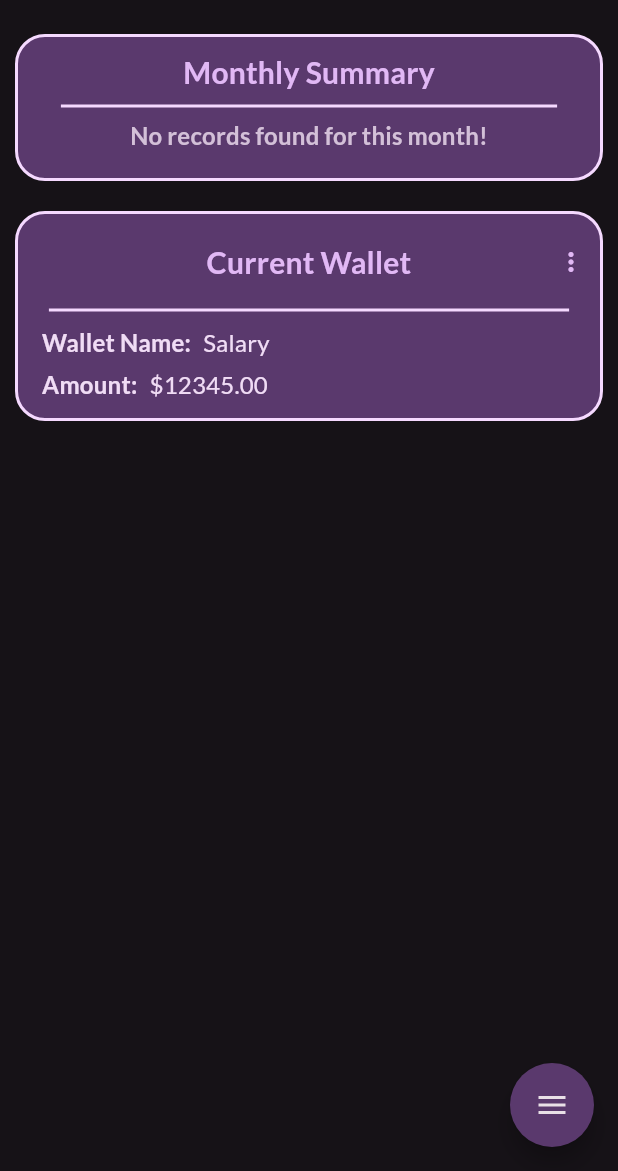
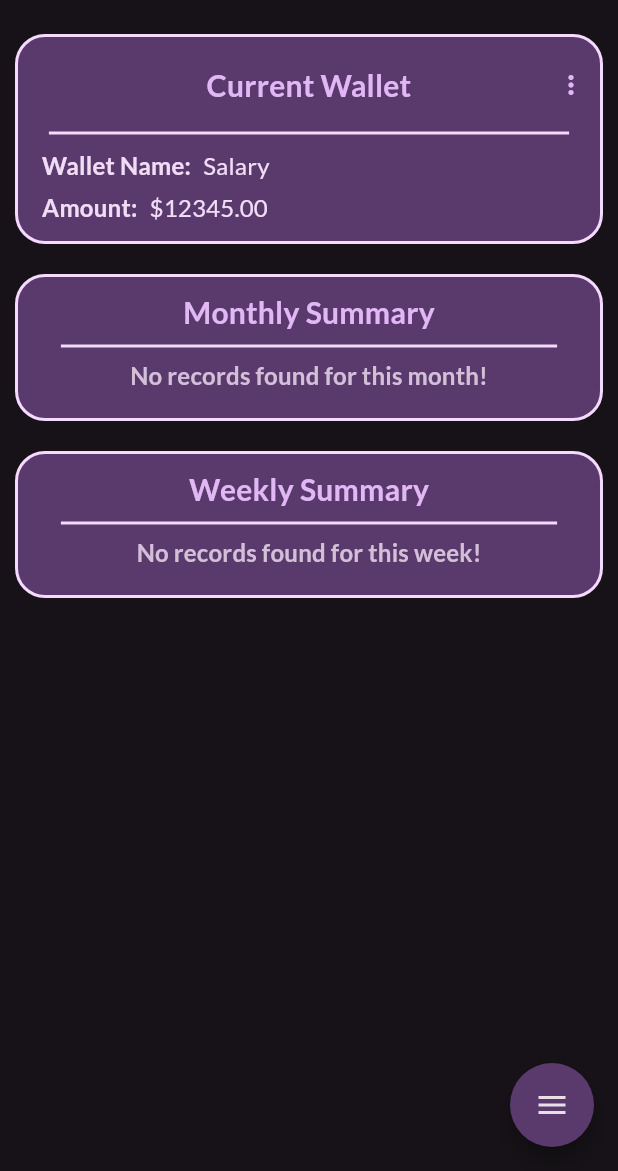
Before and after one commit to Lucho3/expenses_tracker_tu, a Flutter app: the screen it shows after launch, on a phone screen of 412 x 824 dp, the part 65-1236 px from its top. Run offline on Flutter 3.47's test engine with Material 3 defaults, Android fonts, the phone set to English and light mode, and no system bars; drawn by our look-alikes of flutter_speed_dial; our stand-ins replace flutter_riverpod, google_fonts, syncfusion_flutter_charts; generated files the repository leaves out were written again.

Commit message:
Added the last chart

```diff
--- a/lib/l10n/app_bg.arb
+++ b/lib/l10n/app_bg.arb
@@ -55,8 +55,8 @@
   "transactionCompleted": "Транзакцията е Завършена",
   "transferInstructions": "Транзакцията е от портфейл едно към портфейл две! Ако няма достатъчно средства, транзакцията не може да бъде завършена!",
   "monthlySummary": "Месечен Отчет",
+  "weeklySummary": "Седмичен Отчет",
   "total": "Всичко",
-  "noRecords": "Няма записи от този месец!"
-
-
+  "noRecordsMonth": "Няма записи от този месец!",
+  "noRecordsWeek": "Няма записи от тази седмица!"
 }
--- a/lib/l10n/app_en.arb
+++ b/lib/l10n/app_en.arb
@@ -223,12 +223,20 @@
   "@monthlySummary": {
     "description": "Summary for the monthly chart"
   },
+  "weeklySummary": "Weekly Summary",
+  "@weeklySummary": {
+    "description": "Summary for the weekly chart"
+  },
   "total": "Total",
   "@total": {
     "description": "The total result for the month label"
   },
-  "noRecords": "No records found for this month!",
-  "@noRecords": {
+  "noRecordsMonth": "No records found for this month!",
+  "@noRecordsMonth": {
+    "description": "No records found for this month label"
+  },
+  "noRecordsWeek": "No records found for this week!",
+  "@noRecordsWeek": {
     "description": "No records found for this month label"
   }
 
--- a/lib/screens/overview.dart
+++ b/lib/screens/overview.dart
@@ -1,6 +1,9 @@
+import 'package:expenses_tracker_tu/widgets/charts/chart_container.dart';
 import 'package:expenses_tracker_tu/widgets/charts/monthly_chart.dart';
+import 'package:expenses_tracker_tu/widgets/charts/weekly_chart.dart';
 import 'package:expenses_tracker_tu/widgets/wallets/wallet_displayer.dart';
 import 'package:flutter/material.dart';
+import 'package:flutter_gen/gen_l10n/app_localizations.dart';
 
 class OverviewScreen extends StatefulWidget {
   const OverviewScreen({super.key});
@@ -15,8 +18,18 @@ class _OverviewScreenState extends State<OverviewScreen> {
   @override
   Widget build(BuildContext context) {
     return Column(
-
-      children: [MyHomePage(), WalletsDisplayer()],
+      children: [
+        //TODO: Those are unconstraint vertical should be fixed
+        WalletsDisplayer(),
+        ChartMainContainer(
+          title: AppLocalizations.of(context)!.monthlySummary,
+          content: MonthlyChart(),
+        ),
+        ChartMainContainer(
+          title: AppLocalizations.of(context)!.weeklySummary,
+          content: WeeklyChart(),
+        ),
+      ],
     );
   }
 }
--- /dev/null
+++ b/lib/widgets/charts/chart_container.dart
@@ -0,0 +1,50 @@
+import 'package:flutter/material.dart';
+
+class ChartMainContainer extends StatelessWidget {
+  ChartMainContainer({Key? key, required this.content, required this.title}) : super(key: key);
+
+  final Widget content;
+  final String title;
+
+  @override
+  Widget build(BuildContext context) {
+    return Container(
+      width: MediaQuery.of(context).size.width,
+      padding: EdgeInsets.all(8),
+      margin: EdgeInsets.all(10),
+      decoration: BoxDecoration(
+        color: Theme.of(context).colorScheme.primaryContainer,
+        borderRadius: BorderRadius.circular(20.0),
+        border: Border.all(
+          width: 2.0,
+          color: Theme.of(context).colorScheme.onPrimaryContainer,
+        ),
+      ),
+      child: Padding(
+        padding: const EdgeInsets.only(bottom: 8.0),
+        child: Column(
+          children: [
+            Row(
+              mainAxisAlignment: MainAxisAlignment.center,
+              children: [
+                Text(title,
+                    textAlign: TextAlign.center,
+                    style: Theme.of(context).textTheme.titleMedium!.copyWith(
+                        color: Theme.of(context).colorScheme.primary,
+                        fontWeight: FontWeight.bold,
+                        fontSize: 20))
+              ],
+            ),
+            Divider(
+              color: Theme.of(context).colorScheme.onPrimaryContainer,
+              indent: MediaQuery.of(context).size.width * 0.05,
+              endIndent: MediaQuery.of(context).size.width * 0.05,
+              thickness: 2,
+            ),
+            content,
+          ],
+        ),
+      ),
+    );
+  }
+}
--- a/lib/widgets/charts/monthly_chart.dart
+++ b/lib/widgets/charts/monthly_chart.dart
@@ -1,34 +1,27 @@
 import 'package:expenses_tracker_tu/providers/expenses_provider.dart';
 import 'package:expenses_tracker_tu/providers/incomes_provider.dart';
-import 'package:flutter/cupertino.dart';
 import 'package:flutter/material.dart';
-import 'package:flutter/widgets.dart';
 import 'package:flutter_riverpod/flutter_riverpod.dart';
 import 'package:syncfusion_flutter_charts/charts.dart';
 import 'package:flutter_gen/gen_l10n/app_localizations.dart';
 import 'package:intl/intl.dart';
 
-class MyHomePage extends ConsumerStatefulWidget {
+class MonthlyChart extends ConsumerStatefulWidget {
   // ignore: prefer_const_constructors_in_immutables
-  MyHomePage({Key? key}) : super(key: key);
+  MonthlyChart({Key? key}) : super(key: key);
 
   @override
   _MyHomePageState createState() => _MyHomePageState();
 }
 
-class _MyHomePageState extends ConsumerState<MyHomePage> {
+class _MyHomePageState extends ConsumerState<MonthlyChart> {
   late List<_ChartData> data;
-
-  @override
-  void initState() {
-    super.initState();
-  }
 
   List<Widget> getChartData(List<_ChartData> data) {
     String formattedDate = DateFormat('MMMM yyyy').format(DateTime.now());
     final double allIncome = data.where((d) => d.x == "Income").first.y;
     final double allExpense = data.where((d) => d.x == "Expense").first.y;
-    final double total = allIncome-allExpense;
+    final double total = allIncome - allExpense;
     return [
       Row(
         mainAxisAlignment: MainAxisAlignment.start,
@@ -51,15 +44,16 @@ class _MyHomePageState extends ConsumerState<MyHomePage> {
           SizedBox(
             height: MediaQuery.of(context).size.width * 0.25,
             width: MediaQuery.of(context).size.width * 0.25,
-            child: SfCircularChart(
-                series: <CircularSeries<_ChartData, String>>[
+            child: SfCircularChart(series: <CircularSeries<_ChartData, String>>[
               DoughnutSeries<_ChartData, String>(
                 dataSource: data,
                 xValueMapper: (_ChartData data, _) => data.x,
                 yValueMapper: (_ChartData data, _) => data.y,
                 name: 'IncomesChart',
-                      pointColorMapper: (_ChartData data, _) => data.x == 'Income' ? Theme.of(context).colorScheme.onSecondaryContainer : Theme.of(context).colorScheme.error,),
-
+                pointColorMapper: (_ChartData data, _) => data.x == 'Income'
+                    ? Theme.of(context).colorScheme.onSecondaryContainer
+                    : Theme.of(context).colorScheme.error,
+              ),
             ]),
           ),
           Expanded(
@@ -94,10 +88,11 @@ class _MyHomePageState extends ConsumerState<MyHomePage> {
                 Text(allIncome.toString() + '\$',
                     textAlign: TextAlign.left,
                     style: Theme.of(context).textTheme.titleMedium!.copyWith(
-                        color: Theme.of(context).colorScheme.onSecondaryContainer,
+                        color:
+                            Theme.of(context).colorScheme.onSecondaryContainer,
                         fontWeight: FontWeight.bold,
                         fontSize: 16)),
-                Text(allExpense.toString()+ '\$',
+                Text(allExpense.toString() + '\$',
                     textAlign: TextAlign.left,
                     style: Theme.of(context).textTheme.titleMedium!.copyWith(
                         color: Theme.of(context).colorScheme.error,
@@ -106,7 +101,9 @@ class _MyHomePageState extends ConsumerState<MyHomePage> {
                 Text(total.toString() + '\$',
                     textAlign: TextAlign.left,
                     style: Theme.of(context).textTheme.titleMedium!.copyWith(
-                        color: total>0 ? Theme.of(context).colorScheme.onSecondaryContainer: Theme.of(context).colorScheme.error,
+                        color: total > 0
+                            ? Theme.of(context).colorScheme.onSecondaryContainer
+                            : Theme.of(context).colorScheme.error,
                         fontWeight: FontWeight.bold,
                         fontSize: 16))
               ],
@@ -117,7 +114,8 @@ class _MyHomePageState extends ConsumerState<MyHomePage> {
     ];
   }
 
-  Widget getMainContent() {
+  @override
+  Widget build(BuildContext context) {
     final expenses = ref.watch(expensesProvider);
     final incomes = ref.watch(incomesProvider);
     double sumIncomes = incomes
@@ -133,59 +131,15 @@ class _MyHomePageState extends ConsumerState<MyHomePage> {
       ),
       _ChartData('Expense', sumExpenses),
     ];
-
-    return Column(children: [
-      Row(
-        mainAxisAlignment: MainAxisAlignment.center,
-        children: [
-          Text(AppLocalizations.of(context)!.monthlySummary,
-              textAlign: TextAlign.center,
-              style: Theme.of(context).textTheme.titleMedium!.copyWith(
-                  color: Theme.of(context).colorScheme.primary,
-                  fontWeight: FontWeight.bold,
-                  fontSize: 20))
-        ],
-      ),
-      Divider(
-        color: Theme.of(context).colorScheme.onPrimaryContainer,
-        indent: MediaQuery.of(context).size.width * 0.05,
-        endIndent: MediaQuery.of(context).size.width * 0.05,
-        thickness: 2,
-      ),
-      (sumExpenses == 0 && sumIncomes == 0)
-              ? Text(AppLocalizations.of(context)!.noRecords,
+    return (sumExpenses == 0 && sumIncomes == 0)
+        ? Text(AppLocalizations.of(context)!.noRecordsMonth,
             style: Theme.of(context).textTheme.titleMedium!.copyWith(
                 color: Theme.of(context).colorScheme.secondary,
                 fontWeight: FontWeight.bold,
                 fontSize: 16))
-              :
-                  Wrap(
-                    children: [
-                      ...getChartData(data)
-                    ],
-                  ),
-    ]);
-  }
-
-  @override
-  Widget build(BuildContext context) {
-
-    return Container(
-        width: MediaQuery.of(context).size.width,
-        padding: EdgeInsets.all(8),
-        margin: EdgeInsets.all(10),
-        decoration: BoxDecoration(
-          color: Theme.of(context).colorScheme.primaryContainer,
-          borderRadius: BorderRadius.circular(20.0),
-          border: Border.all(
-            width: 2.0,
-            color: Theme.of(context).colorScheme.onPrimaryContainer,
-          ),
-        ),
-        child: Padding(
-          padding: const EdgeInsets.only(bottom: 8.0),
-          child: getMainContent()
-        ));
+        : Wrap(
+            children: [...getChartData(data)],
+          );
   }
 }
 
--- a/lib/widgets/charts/weekly_chart.dart
+++ b/lib/widgets/charts/weekly_chart.dart
@@ -0,0 +1,126 @@
+import 'dart:math';
+
+import 'package:expenses_tracker_tu/models/expense.dart';
+import 'package:expenses_tracker_tu/models/income.dart';
+import 'package:expenses_tracker_tu/models/item.dart';
+import 'package:expenses_tracker_tu/providers/expenses_provider.dart';
+import 'package:expenses_tracker_tu/providers/incomes_provider.dart';
+import 'package:flutter/material.dart';
+import 'package:flutter_riverpod/flutter_riverpod.dart';
+import 'package:syncfusion_flutter_charts/charts.dart';
+import 'package:flutter_gen/gen_l10n/app_localizations.dart';
+import 'package:intl/intl.dart';
+
+class WeeklyChart extends ConsumerStatefulWidget {
+  // ignore: prefer_const_constructors_in_immutables
+  WeeklyChart({Key? key}) : super(key: key);
+
+  @override
+  _MyHomePageState createState() => _MyHomePageState();
+}
+
+class _MyHomePageState extends ConsumerState<WeeklyChart> {
+// Function to get the last 7 days
+  List<DateTime> getLast7Days() {
+    List<DateTime> last7Days = [];
+    DateTime today = DateTime.now();
+    for (int i = 0; i < 7; i++) {
+      last7Days.add(today.subtract(Duration(days: i)));
+    }
+    return last7Days;
+  }
+
+  bool datesAreEqual(DateTime date1, DateTime date2) {
+    return date1.year == date2.year &&
+        date1.month == date2.month &&
+        date1.day == date2.day;
+  }
+
+  Map<DateTime, Map<String, double>> getIncomesExpensesMap(
+      List<Expense> expenses, List<Income> incomes) {
+    Map<DateTime, Map<String, double>> expensesPerDay = {};
+    List<DateTime> last7Days = getLast7Days();
+    last7Days.forEach((day) {
+      expensesPerDay[day] = {
+        "Expenses": expenses
+            .where((expense) => datesAreEqual(expense.date, day))
+            .fold(0.0, (sum, expense) => sum + expense.amount),
+        "Incomes": incomes
+            .where((expense) => datesAreEqual(expense.date, day))
+            .fold(0.0, (sum, income) => sum + income.amount)
+      };
+    });
+    return expensesPerDay;
+  }
+
+  Widget generateMainContent(Map<DateTime, Map<String, double>> dateContiner) {
+    final List<ChartData> chartData = dateContiner.entries
+        .map((entry) {
+          String formattedDate = DateFormat('MM/dd').format(entry.key);
+          return ChartData(
+            formattedDate,
+            entry.value['Incomes'],
+            entry.value['Expenses'],
+          );
+        })
+        .toList()
+        .reversed
+        .toList();
+
+    return Center(
+      child: Container(
+        height: MediaQuery.of(context).size.height * 0.25,
+        child: SfCartesianChart(
+          primaryXAxis: CategoryAxis(
+            majorGridLines: MajorGridLines(
+                color: Theme.of(context).colorScheme.onPrimaryContainer,
+                width: 1),
+          ),
+          series: <CartesianSeries>[
+            ColumnSeries<ChartData, String>(
+              dataSource: chartData,
+              xValueMapper: (ChartData data, _) => data.date,
+              yValueMapper: (ChartData data, _) => data.income,
+              color: Theme.of(context).colorScheme.onSecondaryContainer,
+            ),
+            ColumnSeries<ChartData, String>(
+              dataSource: chartData,
+              xValueMapper: (ChartData data, _) => data.date,
+              yValueMapper: (ChartData data, _) => data.expense,
+              color: Theme.of(context).colorScheme.error,
+            ),
+          ],
+        ),
+      ),
+    );
+  }
+
+  @override
+  Widget build(BuildContext context) {
+    final expenses = ref.watch(expensesProvider);
+    final incomes = ref.watch(incomesProvider);
+    final last7DaysMap = getIncomesExpensesMap(expenses, incomes);
+    double fullSum = last7DaysMap.values.fold(
+        0.0, (sum, values) => sum + values["Incomes"]! + values["Expenses"]!);
+    if (fullSum > 0) {
+      return generateMainContent(last7DaysMap);
+    } else {
+      return Text(AppLocalizations.of(context)!.noRecordsWeek,
+          style: Theme.of(context).textTheme.titleMedium!.copyWith(
+              color: Theme.of(context).colorScheme.secondary,
+              fontWeight: FontWeight.bold,
+              fontSize: 16));
+    }
+  }
+}
+
+class ChartData {
+  ChartData(
+    this.date,
+    this.income,
+    this.expense,
+  );
+  final String date;
+  final double? income;
+  final double? expense;
+}
```
Also changed, not shown: lib/screens/items_screen.dart (+12 -6 lines). Lines whose indentation alone changed are shown as unchanged.
